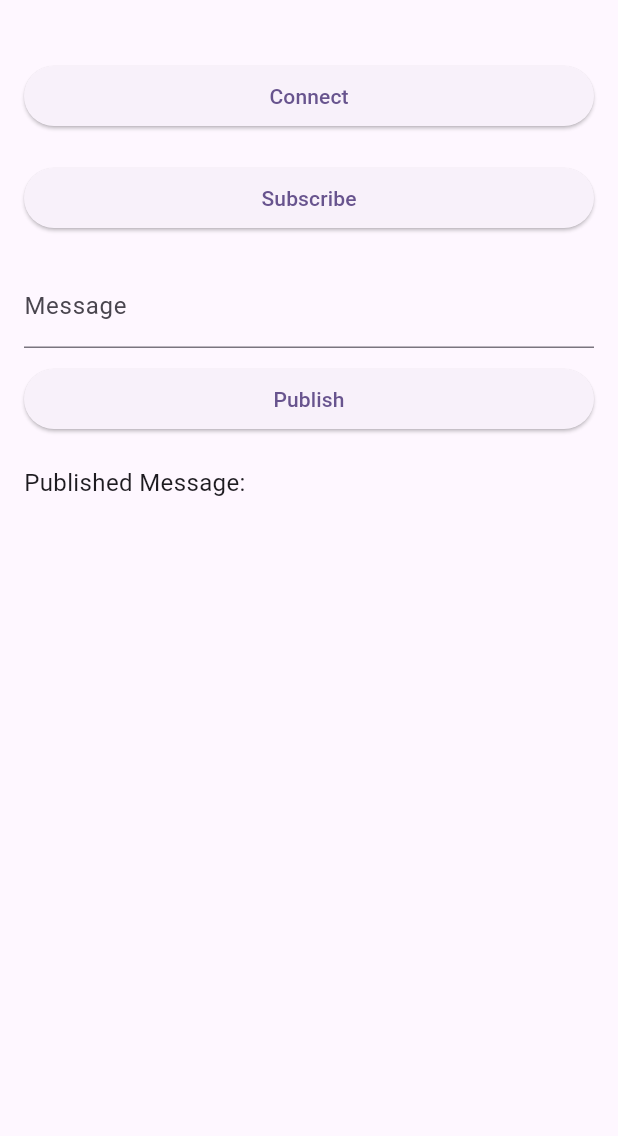
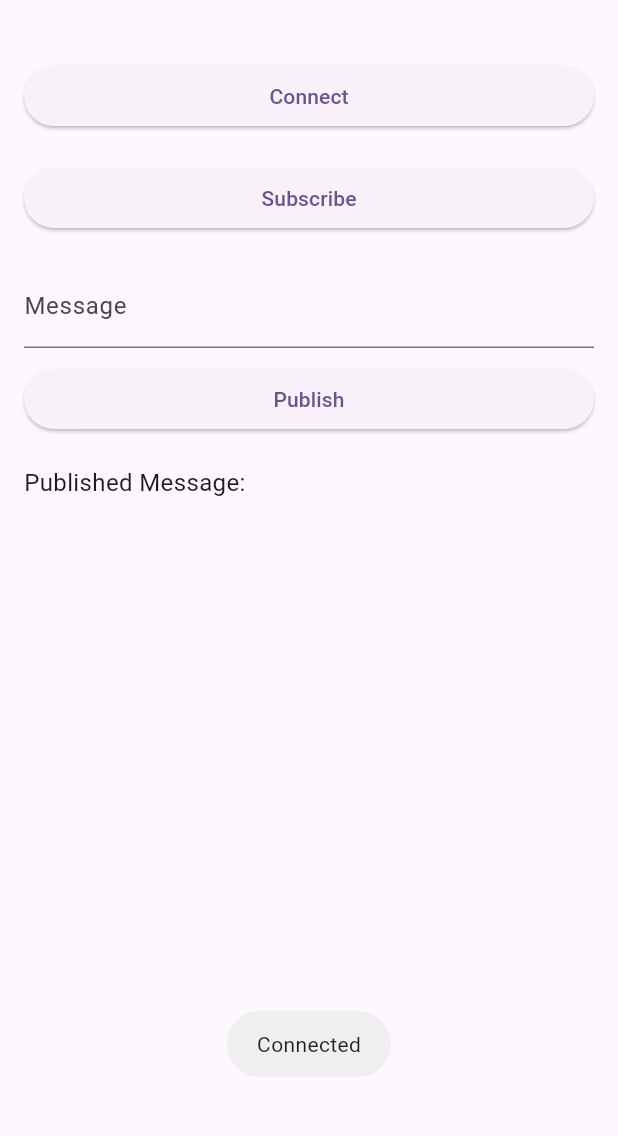
Before and after one commit to SyedKhurshid12/mqqt_task, a Flutter app: the screen it shows after launch, after a tap on "Connect", on a phone screen of 412 x 824 dp, the part 63-1199 px from its top. Run offline on Flutter 3.47's test engine with Material 3 defaults, Android fonts, the phone set to English and light mode, and no system bars; our stand-ins replace fluttertoast; missing offline and left inert: mqtt_client.

Commit message:
11 may 2024
adding toast on connected and disconnected

```diff
--- a/lib/mqtt_task.dart
+++ b/lib/mqtt_task.dart
@@ -2,9 +2,10 @@ import 'package:flutter/foundation.dart';
 import 'package:flutter/material.dart';
 import 'package:mqtt_client/mqtt_client.dart';
 import 'package:mqtt_client/mqtt_server_client.dart';
+import 'package:fluttertoast/fluttertoast.dart';
 
 class MqttTask extends StatefulWidget {
-  const MqttTask({super.key});
+  const MqttTask({Key? key}) : super(key: key);
 
   @override
   _MqttTaskState createState() => _MqttTaskState();
@@ -30,19 +31,20 @@ class _MqttTaskState extends State<MqttTask> {
   }
 
   void onDisconnected() {
+    Fluttertoast.showToast(msg: 'Disconnected');
     print('Disconnected');
   }
-
 
   void connectToBroker() async {
     try {
       await client.connect();
+      Fluttertoast.showToast(msg: 'Connected');
       print('Connected');
     } catch (e) {
+      Fluttertoast.showToast(msg: 'Connection failed: $e');
       print('Connection failed: $e');
     }
   }
-
 
   void subscribeToTopic() {
     if (client.connectionStatus?.state == MqttConnectionState.connected) {
@@ -55,8 +57,10 @@ class _MqttTaskState extends State<MqttTask> {
           publishedMessage = pt;
         });
       });
+      Fluttertoast.showToast(msg: 'Subscribed to topic');
     } else {
       if (kDebugMode) {
+        Fluttertoast.showToast(msg: 'Client is not connected.');
         print('Client is not connected.');
       }
     }
--- a/pubspec.yaml
+++ b/pubspec.yaml
@@ -36,6 +36,8 @@ dependencies:
   # Use with the CupertinoIcons class for iOS style icons.
   cupertino_icons: ^1.0.2
   mqtt_client: ^10.2.1
+  fluttertoast:
+
 
 
 dev_dependencies:
```
Also changed, not shown: pubspec.lock, 6 other files.
